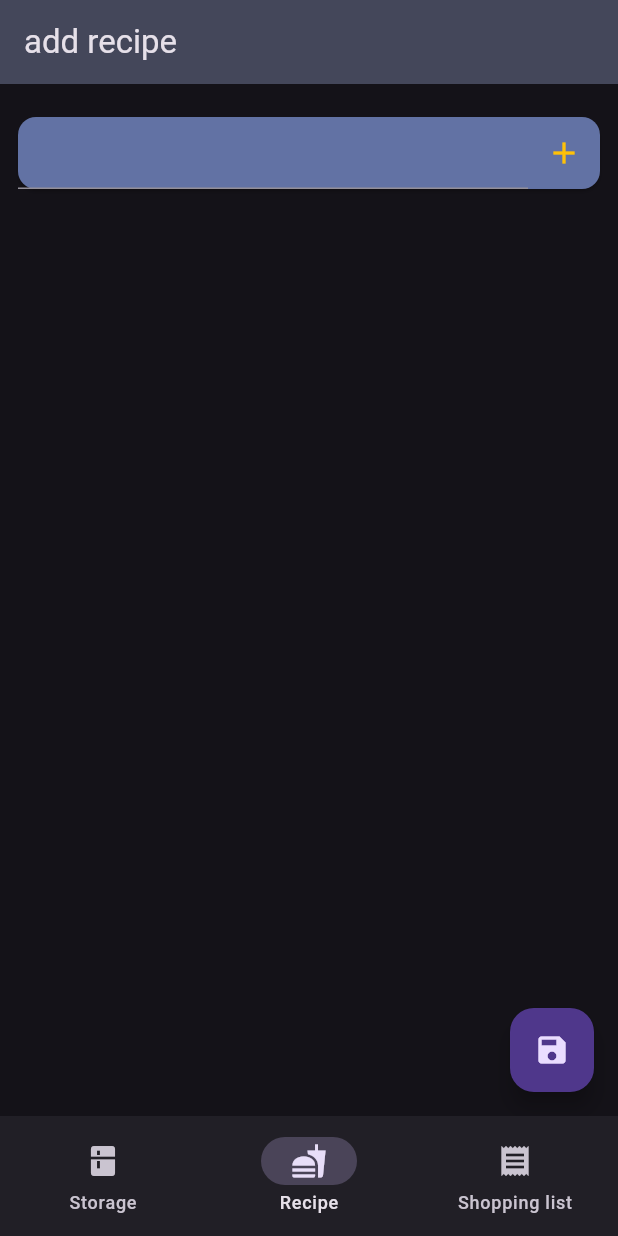
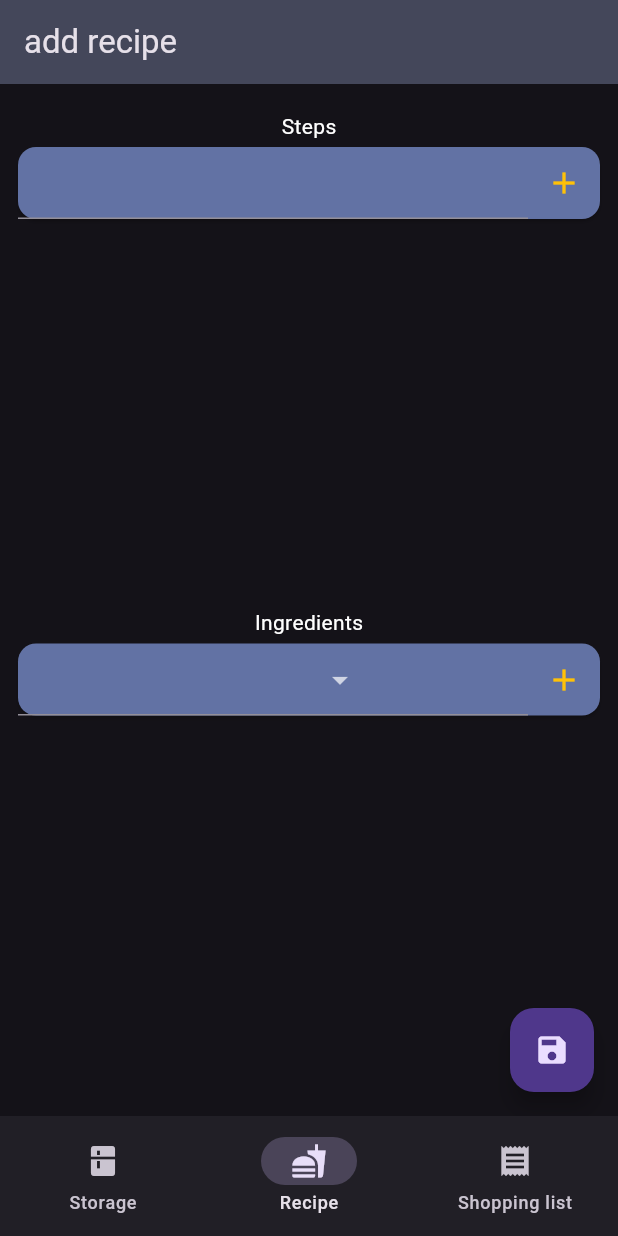
Before and after one commit to jeff06/cooking-friend, a Flutter app: the screen it shows after launch, item 2 of the bottom bar chosen, on a phone screen of 412 x 824 dp. Run offline on Flutter 3.47's test engine with Material 3 defaults, Android fonts, the phone set to English and light mode, and no system bars; drawn by our look-alikes of flutter_form_builder; our stand-ins replace flutter_spinkit, form_builder_validators, get, isar; missing offline and left inert: mobile_scanner; accounts and stored records are empty; generated files the repository leaves out were written again; Roboto replaces fonts that are missing (Sunflower).

Commit message:
feat: adding ingredients unit and quantity

```diff
--- a/lib/getx/controller/recipe_controller.dart
+++ b/lib/getx/controller/recipe_controller.dart
@@ -1,15 +1,26 @@
+import 'package:cooking_friend/screens/recipe/widget/recipe_ingredient.dart';
 import 'package:cooking_friend/screens/recipe/widget/recipe_step.dart';
 import 'package:get/get.dart';
 
 class RecipeController extends GetxController {
   var steps = <RecipeStep>[RecipeStep()].obs;
+  var ingredients = <RecipeIngredient>[RecipeIngredient()].obs;
 
   addEmptyStep(String guid) {
     int indexToInsert = steps.indexWhere((x) => x.guid == guid);
     steps.insert(indexToInsert + 1, RecipeStep());
   }
 
-  hideStep(String guid) {
+  removeStep(String guid) {
     steps.removeWhere((x) => x.guid == guid);
   }
+
+  addEmptyIngredient(String guid) {
+    int indexToInsert = ingredients.indexWhere((x) => x.guid == guid);
+    ingredients.insert(indexToInsert + 1, RecipeIngredient());
+  }
+
+  removeIngredient(String guid) {
+    ingredients.removeWhere((x) => x.guid == guid);
+  }
 }
--- a/lib/main_wrapper.dart
+++ b/lib/main_wrapper.dart
@@ -50,8 +50,9 @@ class _MainWrapperState extends State<MainWrapper> {
           destinations: const <NavigationDestination>[
             NavigationDestination(icon: Icon(Icons.kitchen), label: "Storage"),
             NavigationDestination(icon: Icon(Icons.fastfood), label: "Recipe"),
-            NavigationDestination(icon: Icon(Icons.receipt), label: "Shopping list"),
-
+            NavigationDestination(
+                icon: Icon(Icons.receipt), label: "Shopping list"),
+            //NavigationDestination(icon: Icon(Icons.menu), label: "Menu of the week")
           ],
         ),
         body: SafeArea(
--- a/lib/screens/recipe/recipe_management.dart
+++ b/lib/screens/recipe/recipe_management.dart
@@ -45,10 +45,10 @@ class _RecipeManagementState extends State<RecipeManagement> {
           child: Column(
             children: [
               const SizedBox(height: 10),
+              const Text("Steps"),
               Expanded(
                 child: Obx(
-                      () =>
-                      ReorderableListView.builder(
+                  () => ReorderableListView.builder(
                     onReorder: (int oldIndex, int newIndex) {
                       if (newIndex > oldIndex) newIndex--;
                       final step = controller.steps.removeAt(oldIndex);
@@ -57,8 +57,24 @@ class _RecipeManagementState extends State<RecipeManagement> {
                     itemCount: controller.steps.length,
                     itemBuilder: (BuildContext context, int index) {
                       var element = controller.steps[index];
-                          return Container(key: ValueKey(element),
-                              child: element);
+                      return Container(key: ValueKey(element), child: element);
+                    },
+                  ),
+                ),
+              ),
+              const Text("Ingredients"),
+              Expanded(
+                child: Obx(
+                  () => ReorderableListView.builder(
+                    onReorder: (int oldIndex, int newIndex) {
+                      if (newIndex > oldIndex) newIndex--;
+                      final step = controller.ingredients.removeAt(oldIndex);
+                      controller.ingredients.insert(newIndex, step);
+                    },
+                    itemCount: controller.ingredients.length,
+                    itemBuilder: (BuildContext context, int index) {
+                      var element = controller.ingredients[index];
+                      return Container(key: ValueKey(element), child: element);
                     },
                   ),
                 ),
--- /dev/null
+++ b/lib/screens/recipe/widget/recipe_ingredient.dart
@@ -0,0 +1,106 @@
+import 'package:cooking_friend/getx/controller/recipe_controller.dart';
+import 'package:flutter/material.dart';
+import 'package:flutter_form_builder/flutter_form_builder.dart';
+import 'package:form_builder_validators/form_builder_validators.dart';
+import 'package:get/get.dart';
+import 'package:uuid/uuid.dart';
+
+class RecipeIngredient extends StatefulWidget {
+  final String guid = const Uuid().v4();
+
+  RecipeIngredient({super.key});
+
+  @override
+  State<RecipeIngredient> createState() => _RecipeIngredientState();
+}
+
+class _RecipeIngredientState extends State<RecipeIngredient> {
+  final RecipeController controller = Get.find<RecipeController>();
+  final List<DropdownMenuItem> measurementUnits = const [
+    DropdownMenuItem(
+      value: "cup",
+      child: Text("CUP"),
+    ),
+    DropdownMenuItem(
+      value: "g",
+      child: Text("G"),
+    ),
+    DropdownMenuItem(
+      value: "l",
+      child: Text("L"),
+    ),
+    DropdownMenuItem(
+      value: "lbs",
+      child: Text("LBS"),
+    ),
+    DropdownMenuItem(
+      value: "ml",
+      child: Text("ML"),
+    ),
+    DropdownMenuItem(
+      value: "tbs",
+      child: Text("TBS"),
+    ),
+    DropdownMenuItem(
+      value: "tsp",
+      child: Text("tsp"),
+    ),
+    DropdownMenuItem(
+      value: "unit",
+      child: Text("Unit"),
+    ),
+  ];
+
+  @override
+  Widget build(BuildContext context) {
+    return Card(
+      color: Theme.of(context).cardTheme.color,
+      child: Row(
+        mainAxisSize: MainAxisSize.min,
+        children: [
+          Obx(
+            () => Visibility(
+              visible: controller.steps.length > 1,
+              child: IconButton(
+                color: Colors.amber,
+                icon: const Icon(Icons.delete),
+                onPressed: () {
+                  controller.removeIngredient(widget.guid);
+                },
+              ),
+            ),
+          ),
+          Expanded(
+            child: FormBuilderTextField(
+              name: "riq_${widget.guid}",
+              validator: FormBuilderValidators.compose(
+                [FormBuilderValidators.required()],
+              ),
+            ),
+          ),
+          Expanded(
+            child: FormBuilderDropdown(
+              name: "riu_${widget.guid}",
+              items: measurementUnits,
+            ),
+          ),
+          Expanded(
+            child: FormBuilderTextField(
+              name: "ri_${widget.guid}",
+              validator: FormBuilderValidators.compose(
+                [FormBuilderValidators.required()],
+              ),
+            ),
+          ),
+          IconButton(
+            color: Colors.amber,
+            icon: const Icon(Icons.add),
+            onPressed: () {
+              controller.addEmptyIngredient(widget.guid);
+            },
+          ),
+        ],
+      ),
+    );
+  }
+}
--- a/lib/screens/recipe/widget/recipe_step.dart
+++ b/lib/screens/recipe/widget/recipe_step.dart
@@ -31,7 +31,7 @@ class _RecipeStepState extends State<RecipeStep> {
                 color: Colors.amber,
                 icon: const Icon(Icons.delete),
                 onPressed: () {
-                  controller.hideStep(widget.guid);
+                  controller.removeStep(widget.guid);
                 },
               ),
             ),
```
Lines whose indentation alone changed are shown as unchanged.
